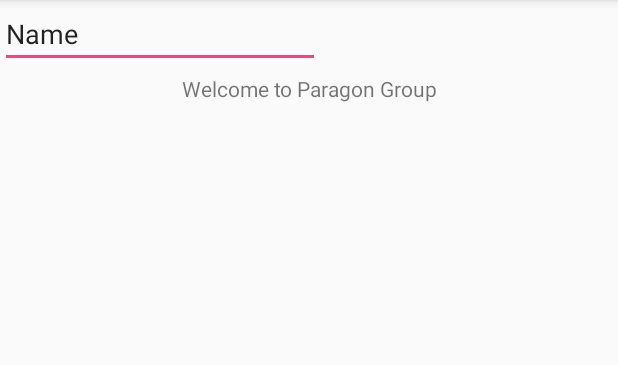
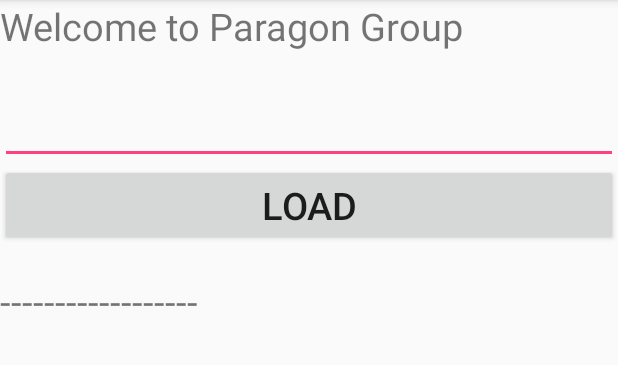
Before and after one commit to abdul-kader138/APDT, an Android app: the screen it shows after launch (MainActivity), on a phone screen of 412 x 824 dp, the part 84-449 px from its top. Run offline under Robolectric (Android 15) with nearby library versions, the phone set to English and light mode, and no system bars.

Commit message:
Understand XML & project structure doing simple text edit operation

```diff
--- a/app/src/main/java/com/example/akader/myapplication/MainActivity.java
+++ b/app/src/main/java/com/example/akader/myapplication/MainActivity.java
@@ -2,6 +2,12 @@ package com.example.akader.myapplication;
 
 import android.support.v7.app.AppCompatActivity;
 import android.os.Bundle;
+import android.view.View;
+import android.widget.EditText;
+import android.widget.TextView;
+
+import org.w3c.dom.Text;
+
 
 public class MainActivity extends AppCompatActivity {
 
@@ -11,5 +17,11 @@ public class MainActivity extends AppCompatActivity {
         setContentView(R.layout.activity_main);
     }
 
+    public void loadText(View view){
+        EditText editText=(EditText) findViewById(R.id.et1);
+        TextView text=  (TextView) findViewById(R.id.t2);
+        text.setText(editText.getText());
+    }
+
 
 }
--- a/app/src/main/res/layout/activity_main.xml
+++ b/app/src/main/res/layout/activity_main.xml
@@ -1,32 +1,49 @@
-<?xml version="1.0" encoding="utf-8"?>
-<android.support.constraint.ConstraintLayout
-    xmlns:android="http://schemas.android.com/apk/res/android"
-    xmlns:tools="http://schemas.android.com/tools"
-    xmlns:app="http://schemas.android.com/apk/res-auto"
+<LinearLayout xmlns:android="http://schemas.android.com/apk/res/android"
     android:layout_width="match_parent"
     android:layout_height="match_parent"
-    tools:context="com.example.akader.myapplication.MainActivity">
+    android:orientation="vertical">
 
     <TextView
-        android:layout_width="wrap_content"
+        android:id="@+id/t1"
+        android:layout_width="match_parent"
         android:layout_height="wrap_content"
         android:text="Welcome to Paragon Group"
-        app:layout_constraintBottom_toBottomOf="parent"
-        app:layout_constraintLeft_toLeftOf="parent"
-        app:layout_constraintRight_toRightOf="parent"
-        app:layout_constraintTop_toTopOf="parent"
-        app:layout_constraintVertical_bias="0.066"
-        android:id="@+id/textView" />
+        android:textSize="25sp" />
+
+    <TextView
+        android:layout_width="match_parent"
+        android:layout_height="wrap_content"
+        android:text=" " />
 
     <EditText
-        android:id="@+id/editText4"
-        android:layout_width="wrap_content"
+        android:id="@+id/et1"
+        android:layout_width="match_parent"
         android:layout_height="wrap_content"
-        android:ems="10"
-        android:inputType="textPersonName"
-        android:text="Name"
-        tools:layout_editor_absoluteY="103dp"
-        tools:layout_editor_absoluteX="16dp" />
+        android:text=""
+        android:textSize="25sp" />
+
+    <Button
+        android:layout_width="match_parent"
+        android:layout_height="wrap_content"
+        android:onClick="loadText"
+        android:text="Load"
+        android:textSize="25sp"
+
+        />
 
 
-</android.support.constraint.ConstraintLayout>
+    <TextView
+        android:layout_width="match_parent"
+        android:layout_height="wrap_content"
+        android:text=" " />
+
+
+    <TextView
+        android:id="@+id/t2"
+        android:layout_width="match_parent"
+        android:layout_height="wrap_content"
+        android:text="------------------"
+        android:textSize="25sp" />
+
+
+</LinearLayout>
```
